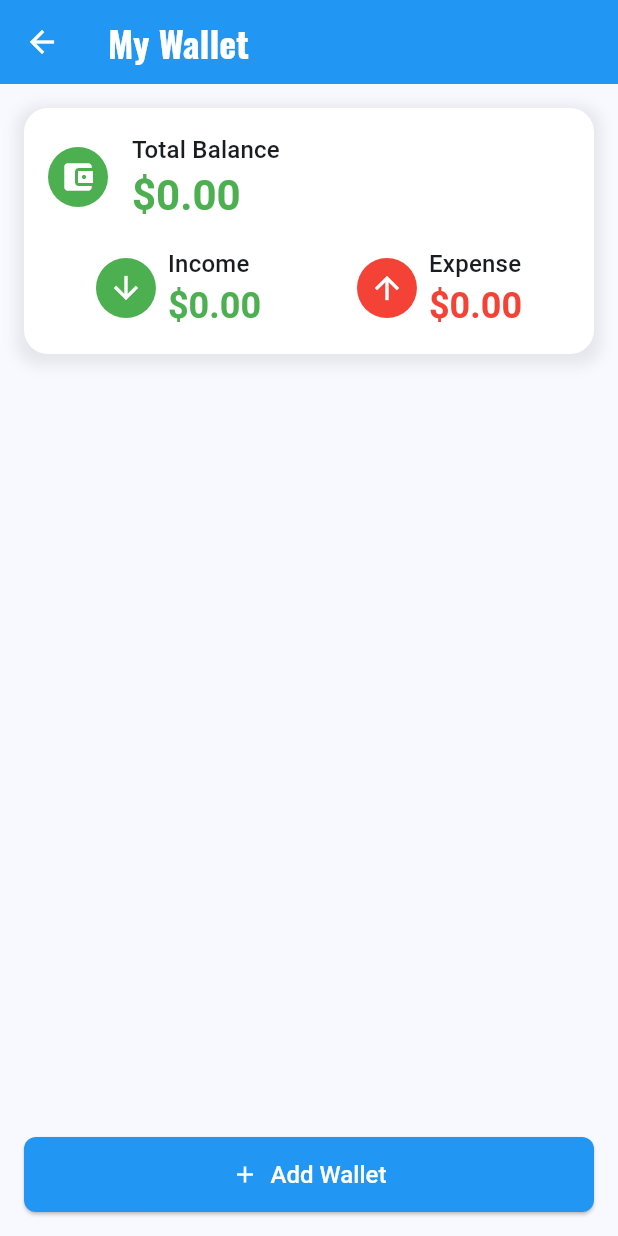
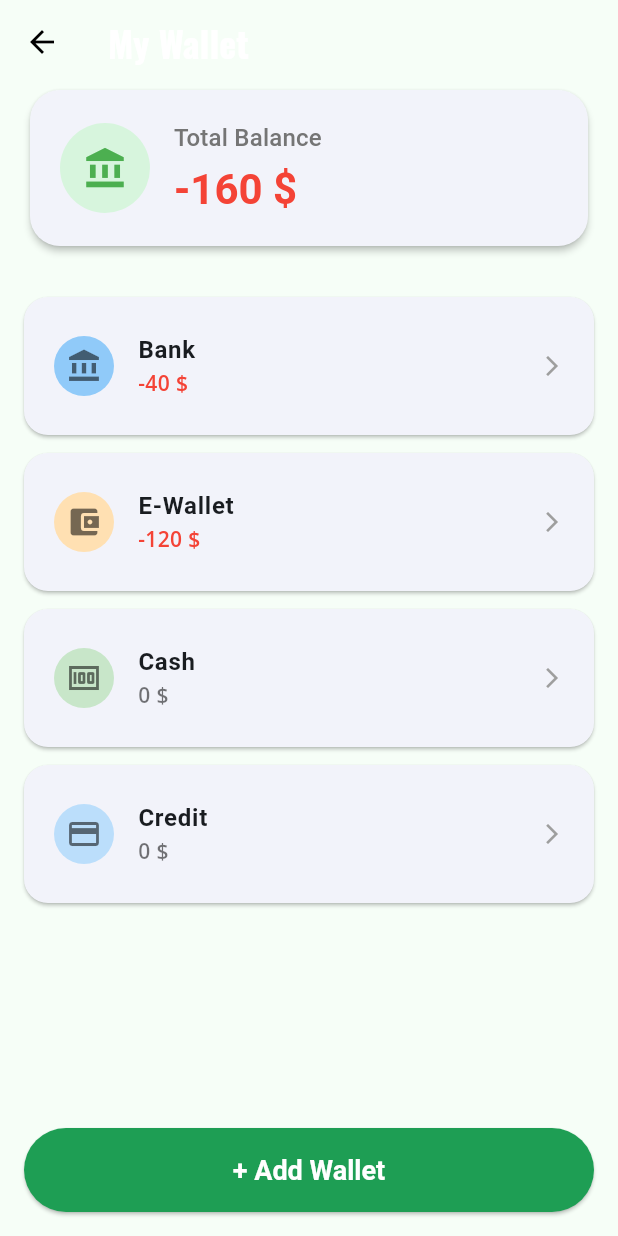
Before and after one commit to nguyenvietcuong0112/money_ios, a Flutter app: the WalletScreen screen opened directly, on a phone screen of 412 x 824 dp. Run offline on Flutter 3.47's test engine with Material 3 defaults, Android fonts, the phone set to English and light mode, and no system bars; our stand-ins replace fl_chart, google_fonts, hive, hive_flutter, lottie, shared_preferences and 1 more; missing offline and left inert: currency_picker; accounts and stored records are empty.

Commit message:
feat: Cập nhật màn hình ví và khôi phục dữ liệu

```diff
--- a/lib/providers/wallet_provider.dart
+++ b/lib/providers/wallet_provider.dart
@@ -17,7 +17,44 @@ class WalletProvider with ChangeNotifier {
 
   void _loadWallets() {
     _wallets = _walletsBox.values.toList();
+    if (_wallets.isEmpty) {
+      _createInitialWallets();
+    }
     notifyListeners();
+  }
+
+  void _createInitialWallets() {
+    final initialWallets = [
+      Wallet(
+        id: const Uuid().v4(),
+        name: 'Credit',
+        balance: 0,
+        icon: Icons.credit_card,
+      ),
+      Wallet(
+        id: const Uuid().v4(),
+        name: 'E-Wallet',
+        balance: -120,
+        icon: Icons.account_balance_wallet,
+      ),
+      Wallet(
+        id: const Uuid().v4(),
+        name: 'Bank',
+        balance: -40,
+        icon: Icons.account_balance,
+      ),
+      Wallet(
+        id: const Uuid().v4(),
+        name: 'Cash',
+        balance: 0,
+        icon: Icons.money,
+      ),
+    ];
+
+    for (var wallet in initialWallets) {
+      _walletsBox.put(wallet.id, wallet);
+    }
+    _loadWallets(); // Reload wallets after creation
   }
 
   void addWallet(String name, double initialBalance, IconData icon) {
--- a/lib/screens/wallet_screen.dart
+++ b/lib/screens/wallet_screen.dart
@@ -1,6 +1,5 @@
 import 'package:flutter/material.dart';
 import 'package:money_manager/localization/app_localizations.dart';
-import 'package:money_manager/providers/transaction_provider.dart';
 import 'package:money_manager/providers/wallet_provider.dart';
 import 'package:money_manager/screens/add_wallet_screen.dart';
 import 'package:money_manager/screens/wallet_detail_screen.dart';
@@ -12,177 +11,128 @@ class WalletScreen extends StatelessWidget {
   @override
   Widget build(BuildContext context) {
     final walletProvider = Provider.of<WalletProvider>(context);
-    final transactionProvider = Provider.of<TransactionProvider>(context);
     final localizations = AppLocalizations.of(context);
 
     return Scaffold(
+      backgroundColor: const Color(0xFFF6FEF7), // Light green-ish background
       appBar: AppBar(
         title: Text(localizations?.translate('my_wallet') ?? 'My Wallet'),
+        backgroundColor: Colors.transparent,
+        elevation: 0,
+        foregroundColor: Colors.black,
       ),
       body: Padding(
-        padding: const EdgeInsets.all(16.0),
+        padding: const EdgeInsets.symmetric(horizontal: 16.0),
         child: Column(
           children: [
-            Container(
-              padding: const EdgeInsets.all(16.0),
-              decoration: BoxDecoration(
-                color: Colors.white,
-                borderRadius: BorderRadius.circular(16.0),
-                boxShadow: [
-                  BoxShadow(
-                    color: Colors.grey.withAlpha(50),
-                    spreadRadius: 5,
-                    blurRadius: 7,
-                    offset: const Offset(0, 3), // changes position of shadow
-                  ),
-                ],
-              ),
-              child: Column(
-                children: [
-                  Row(
-                    children: [
-                      const CircleAvatar(
-                        backgroundColor: Colors.green,
-                        child: Icon(Icons.account_balance_wallet, color: Colors.white),
-                      ),
-                      const SizedBox(width: 16.0),
-                      Column(
-                        crossAxisAlignment: CrossAxisAlignment.start,
-                        children: [
-                          Text(
-                            localizations?.translate('total_balance') ?? 'Total Balance',
-                            style: Theme.of(context).textTheme.titleMedium,
-                          ),
-                          Text(
-                            '\$${walletProvider.totalBalance.toStringAsFixed(2)}',
-                            style: Theme.of(context).textTheme.headlineMedium?.copyWith(
-                                  color: walletProvider.totalBalance >= 0 ? Colors.green : Colors.red,
-                                  fontWeight: FontWeight.bold,
-                                ),
-                          ),
-                        ],
-                      ),
-                    ],
-                  ),
-                  const SizedBox(height: 16.0),
-                  Row(
-                    mainAxisAlignment: MainAxisAlignment.spaceAround,
-                    children: [
-                      Row(
-                        children: [
-                          const CircleAvatar(
-                            backgroundColor: Colors.green,
-                            child: Icon(Icons.arrow_downward, color: Colors.white),
-                          ),
-                          const SizedBox(width: 8.0),
-                          Column(
-                            crossAxisAlignment: CrossAxisAlignment.start,
-                            children: [
-                              Text(
-                                localizations?.translate('income') ?? 'Income',
-                                style: Theme.of(context).textTheme.titleMedium,
-                              ),
-                              Text(
-                                '\$${transactionProvider.totalIncome.toStringAsFixed(2)}',
-                                style: Theme.of(context).textTheme.headlineSmall?.copyWith(
-                                      color: Colors.green,
-                                      fontWeight: FontWeight.bold,
-                                    ),
-                              ),
-                            ],
-                          ),
-                        ],
-                      ),
-                      Row(
-                        children: [
-                          const CircleAvatar(
-                            backgroundColor: Colors.red,
-                            child: Icon(Icons.arrow_upward, color: Colors.white),
-                          ),
-                          const SizedBox(width: 8.0),
-                          Column(
-                            crossAxisAlignment: CrossAxisAlignment.start,
-                            children: [
-                              Text(
-                                localizations?.translate('expense') ?? 'Expense',
-                                style: Theme.of(context).textTheme.titleMedium,
-                              ),
-                              Text(
-                                '\$${transactionProvider.totalExpense.toStringAsFixed(2)}',
-                                style: Theme.of(context).textTheme.headlineSmall?.copyWith(
-                                      color: Colors.red,
-                                      fontWeight: FontWeight.bold,
-                                    ),
-                              ),
-                            ],
-                          ),
-                        ],
-                      ),
-                    ],
-                  ),
-                ],
-              ),
-            ),
+            // Total Balance Card
+            _buildTotalBalanceCard(context, walletProvider.totalBalance, localizations),
             const SizedBox(height: 24.0),
+
+            // Wallets List
             Expanded(
               child: ListView.builder(
                 itemCount: walletProvider.wallets.length,
                 itemBuilder: (context, index) {
                   final wallet = walletProvider.wallets[index];
-                  return Dismissible(
-                    key: Key(wallet.id),
-                    direction: DismissDirection.endToStart,
-                    onDismissed: (direction) {
-                      walletProvider.deleteWallet(wallet.id);
-                      ScaffoldMessenger.of(context).showSnackBar(
-                        SnackBar(
-                          content: Text('${wallet.name} deleted'),
-                          action: SnackBarAction(
-                            label: 'Undo',
-                            onPressed: () {
-                              // walletProvider.addWallet(wallet.name, wallet.balance, wallet.icon);
-                            },
-                          ),
+                  return Card(
+                    elevation: 1,
+                    margin: const EdgeInsets.symmetric(vertical: 6.0),
+                    shape: RoundedRectangleBorder(
+                      borderRadius: BorderRadius.circular(16.0),
+                    ),
+                    child: ListTile(
+                      contentPadding: const EdgeInsets.symmetric(horizontal: 20.0, vertical: 10.0),
+                      leading: CircleAvatar(
+                        backgroundColor: (wallet.icon.codePoint == Icons.credit_card.codePoint)
+                            ? Colors.blue.shade100
+                            : (wallet.icon.codePoint == Icons.account_balance_wallet.codePoint)
+                                ? Colors.orange.shade100
+                                : (wallet.icon.codePoint == Icons.account_balance.codePoint)
+                                    ? Colors.blue.shade200
+                                    : Colors.green.shade100,
+                        child: Icon(wallet.icon, color: Colors.black54),
+                      ),
+                      title: Text(wallet.name, style: const TextStyle(fontWeight: FontWeight.bold)),
+                      subtitle: Text(
+                        '${wallet.balance.toStringAsFixed(0)} \$',
+                        style: TextStyle(
+                          color: wallet.balance < 0 ? Colors.red : Colors.black54,
+                          fontWeight: FontWeight.w600,
                         ),
-                      );
-                    },
-                    background: Container(
-                      color: Colors.red,
-                      alignment: Alignment.centerRight,
-                      padding: const EdgeInsets.symmetric(horizontal: 20.0),
-                      child: const Icon(Icons.delete, color: Colors.white),
-                    ),
-                    child: Card(
-                      margin: const EdgeInsets.symmetric(vertical: 8.0),
-                      child: ListTile(
-                        leading: Icon(wallet.icon, size: 40),
-                        title: Text(wallet.name),
-                        subtitle: Text('\$${wallet.balance.toStringAsFixed(2)}'),
-                        trailing: const Icon(Icons.arrow_forward_ios),
-                        onTap: () {
-                          Navigator.push(
-                            context,
-                            MaterialPageRoute(builder: (context) => WalletDetailScreen(wallet: wallet)),
-                          );
-                        },
                       ),
+                      trailing: const Icon(Icons.arrow_forward_ios, size: 16, color: Colors.grey),
+                      onTap: () {
+                        Navigator.push(
+                          context,
+                          MaterialPageRoute(builder: (context) => WalletDetailScreen(wallet: wallet)),
+                        );
+                      },
                     ),
                   );
                 },
               ),
             ),
-            ElevatedButton.icon(
+            const SizedBox(height: 16.0),
+
+            // Add Wallet Button
+            ElevatedButton(
               onPressed: () {
                 Navigator.push(
                   context,
                   MaterialPageRoute(builder: (context) => const AddWalletScreen()),
                 );
               },
-              icon: const Icon(Icons.add),
-              label: Text(localizations?.translate('add_wallet') ?? 'Add Wallet'),
               style: ElevatedButton.styleFrom(
-                minimumSize: const Size(double.infinity, 50), // full width
+                backgroundColor: const Color(0xFF1E9E54), // Dark green
+                foregroundColor: Colors.white,
+                minimumSize: const Size(double.infinity, 56),
+                shape: RoundedRectangleBorder(
+                  borderRadius: BorderRadius.circular(28.0),
+                ),
               ),
+              child: Text(
+                '+ ${localizations?.translate('add_wallet') ?? 'Add Wallet'}',
+                style: const TextStyle(fontSize: 18, fontWeight: FontWeight.bold),
+              ),
+            ),
+            const SizedBox(height: 16.0),
+          ],
+        ),
+      ),
+    );
+  }
+
+  Widget _buildTotalBalanceCard(BuildContext context, double totalBalance, AppLocalizations? localizations) {
+    return Card(
+      elevation: 2,
+      shape: RoundedRectangleBorder(borderRadius: BorderRadius.circular(20.0)),
+      child: Padding(
+        padding: const EdgeInsets.all(20.0),
+        child: Row(
+          children: [
+            const CircleAvatar(
+              radius: 30,
+              backgroundColor: Color(0xFFD7F5DD), // Light green
+              child: Icon(Icons.account_balance, size: 30, color: Colors.green),
+            ),
+            const SizedBox(width: 16.0),
+            Column(
+              crossAxisAlignment: CrossAxisAlignment.start,
+              children: [
+                Text(
+                  localizations?.translate('total_balance') ?? 'Total Balance',
+                  style: Theme.of(context).textTheme.titleMedium?.copyWith(color: Colors.grey.shade600),
+                ),
+                const SizedBox(height: 4.0),
+                Text(
+                  '${totalBalance.toStringAsFixed(0)} \$',
+                  style: Theme.of(context).textTheme.headlineMedium?.copyWith(
+                        color: totalBalance < 0 ? Colors.red : Colors.black,
+                        fontWeight: FontWeight.bold,
+                      ),
+                ),
+              ],
             ),
           ],
         ),
```
